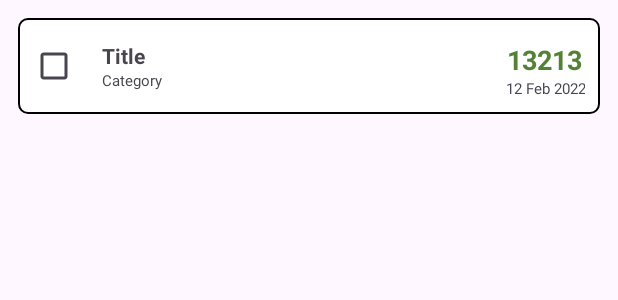
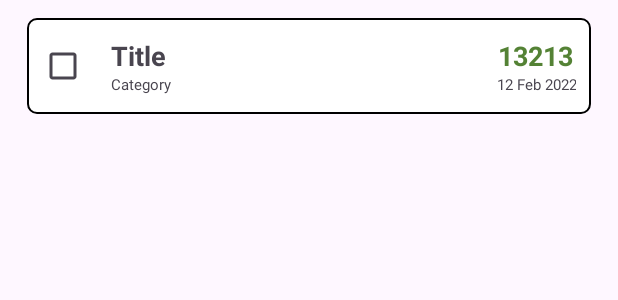
Before and after one commit to priyasatim/IncAndExp, an Android app: the layout item_record.xml on its own in the app's theme, with its tools: preview values and no code run, on a phone screen of 412 x 824 dp. Shown: the top 300 px of the screen. Run offline under Robolectric (Android 15) with nearby library versions, the phone set to English and light mode, and no system bars.

```diff
--- a/app/src/main/java/com/example/incndex/ui/SplashScreenActivity.kt
+++ b/app/src/main/java/com/example/incndex/ui/SplashScreenActivity.kt
@@ -1,6 +1,7 @@
 package com.example.incndex.ui
 
 import android.content.Intent
+import android.graphics.Typeface
 import androidx.appcompat.app.AppCompatActivity
 import android.os.Bundle
 import android.os.Handler
@@ -20,6 +21,9 @@ class SplashScreenActivity : AppCompatActivity() {
         super.onCreate(savedInstanceState)
         binding = ActivitySplashScreenBinding.inflate(layoutInflater)
         setContentView(binding.root)
+
+        val customFont = Typeface.createFromAsset(assets, "ColonnaMT.ttf")
+        binding.tvLogo.typeface = customFont
 
         if(isBiometricSupported()){
             showBiometricPrompt()
--- a/app/src/main/res/layout/activity_add_income.xml
+++ b/app/src/main/res/layout/activity_add_income.xml
@@ -9,10 +9,10 @@
 
     <ImageView
         android:id="@+id/iv_list"
-        android:layout_width="50dp"
-        android:layout_height="50dp"
+        android:layout_width="80dp"
+        android:layout_height="80dp"
         android:src="@drawable/iv_log"
-        android:padding="12dp"
+        android:padding="21dp"
         android:layout_gravity="end"
         android:background="@color/white"
         tools:visibility="visible"/>
--- a/app/src/main/res/layout/activity_splash_screen.xml
+++ b/app/src/main/res/layout/activity_splash_screen.xml
@@ -21,11 +21,12 @@
         android:src="@drawable/ic_spend_thrift"/>
 
     <TextView
+        android:id="@+id/tv_logo"
         android:layout_width="match_parent"
         android:layout_height="wrap_content"
         android:text="SPENDTHRIFT"
         android:gravity="center"
-        android:textSize="32dp"
+        android:textSize="40dp"
         android:textStyle="bold"/>
     </LinearLayout>
 
--- a/app/src/main/res/layout/item_record.xml
+++ b/app/src/main/res/layout/item_record.xml
@@ -1,34 +1,34 @@
 <?xml version="1.0" encoding="utf-8"?>
-<androidx.constraintlayout.widget.ConstraintLayout
+<androidx.constraintlayout.widget.ConstraintLayout xmlns:android="http://schemas.android.com/apk/res/android"
+    xmlns:app="http://schemas.android.com/apk/res-auto"
     android:id="@+id/constraint_record"
     android:layout_width="match_parent"
     android:layout_height="wrap_content"
+    android:layout_marginHorizontal="18dp"
+    android:layout_marginVertical="12dp"
+    android:background="@drawable/light_border_box"
     android:orientation="vertical"
-            android:background="@drawable/light_border_box"
-            android:layout_margin="12dp"
-            android:paddingVertical="8dp"
-            xmlns:android="http://schemas.android.com/apk/res/android"
-            xmlns:app="http://schemas.android.com/apk/res-auto">
+    android:paddingVertical="8dp">
 
     <CheckBox
         android:id="@+id/ch_record"
         android:layout_width="wrap_content"
         android:layout_height="wrap_content"
         app:layout_constraintStart_toStartOf="parent"
-                app:layout_constraintTop_toTopOf="parent"/>
+        app:layout_constraintTop_toTopOf="parent" />
 
 
     <ImageView
         android:id="@+id/iv_payment"
         android:layout_width="30dp"
         android:layout_height="30dp"
+        android:layout_marginTop="4dp"
         android:text="Payment_mode"
+        android:textSize="12sp"
         android:visibility="gone"
-                android:textSize="12sp"
-                android:layout_marginTop="4dp"
+        app:layout_constraintBottom_toBottomOf="parent"
         app:layout_constraintStart_toEndOf="@+id/ch_record"
-                app:layout_constraintTop_toTopOf="parent"
-                app:layout_constraintBottom_toBottomOf="parent"/>
+        app:layout_constraintTop_toTopOf="parent" />
 
     <LinearLayout
         android:id="@+id/ll_title"
@@ -36,29 +36,29 @@
         android:layout_height="wrap_content"
         android:orientation="vertical"
         app:layout_constraintBottom_toBottomOf="parent"
+        app:layout_constraintEnd_toStartOf="@id/tv_amount"
         app:layout_constraintStart_toEndOf="@+id/iv_payment"
-                app:layout_constraintEnd_toStartOf="@id/tv_amount"
         app:layout_constraintTop_toTopOf="parent">
 
         <TextView
             android:id="@+id/tv_title"
             android:layout_width="match_parent"
             android:layout_height="wrap_content"
+            android:layout_marginStart="8dp"
             android:text="Title"
-                android:textSize="14sp"
+            android:textSize="18dp"
             android:textStyle="bold"
-                android:layout_marginStart="8dp"
-                app:layout_constraintBottom_toTopOf="@+id/tv_category"/>
+            app:layout_constraintBottom_toTopOf="@+id/tv_category" />
 
 
         <TextView
             android:id="@+id/tv_category"
             android:layout_width="wrap_content"
             android:layout_height="wrap_content"
+            android:layout_marginStart="8dp"
             android:text="Category"
             android:textSize="10sp"
-                android:layout_marginStart="8dp"
-                app:layout_constraintBottom_toBottomOf="parent"/>
+            app:layout_constraintBottom_toBottomOf="parent" />
 
     </LinearLayout>
 
@@ -66,24 +66,24 @@
         android:id="@+id/tv_amount"
         android:layout_width="wrap_content"
         android:layout_height="wrap_content"
+        android:layout_marginEnd="12dp"
         android:text="13213"
+        android:textColor="@color/green"
+        android:textSize="18dp"
         android:textStyle="bold"
-                android:textColor="@color/green"
-                android:layout_marginEnd="12dp"
-                app:layout_constraintTop_toTopOf="@id/ll_title"
-                android:textSize="18dp"
-                app:layout_constraintEnd_toEndOf="parent"/>
+        app:layout_constraintEnd_toEndOf="parent"
+        app:layout_constraintTop_toTopOf="@id/ll_title" />
 
     <TextView
         android:id="@+id/tv_date"
         android:layout_width="wrap_content"
         android:layout_height="wrap_content"
+        android:layout_marginEnd="12dp"
+        android:gravity="center"
         android:text="12 Feb 2022"
         android:textSize="10sp"
-                android:gravity="center"
-                android:layout_marginEnd="12dp"
-                app:layout_constraintTop_toBottomOf="@id/tv_amount"
+        app:layout_constraintEnd_toEndOf="parent"
         app:layout_constraintStart_toStartOf="@id/tv_amount"
-                app:layout_constraintEnd_toEndOf="parent"/>
+        app:layout_constraintTop_toBottomOf="@id/tv_amount" />
 
 </androidx.constraintlayout.widget.ConstraintLayout>
--- a/app/src/main/res/values/strings.xml
+++ b/app/src/main/res/values/strings.xml
@@ -1,5 +1,5 @@
 <resources>
-    <string name="app_name">SpendThrift</string>
+    <string name="app_name">SPENDTHRIFT</string>
     <!-- TODO: Remove or change this placeholder text -->
     <string name="hello_blank_fragment">Hello blank fragment</string>
 </resources>
```
Also changed, not shown: app/src/main/java/com/example/incndex/ui/AddExpensesActivity.kt (+4 -4 lines), app/src/main/java/com/example/incndex/ui/AddIncomeActivity.kt (+4 -4 lines), app/src/main/java/com/example/incndex/ui/RestoreHistoryActivity.kt (+14 -1 lines), app/src/main/assets/ColonnaMT.ttf (added), app/src/main/res/drawable/ic_card.png (added), app/src/main/res/drawable/ic_cash.png (added), app/src/main/res/drawable/ic_netbanking.png (added), app/src/main/res/drawable/ic_upi.png (added). Lines whose indentation alone changed are shown as unchanged.
